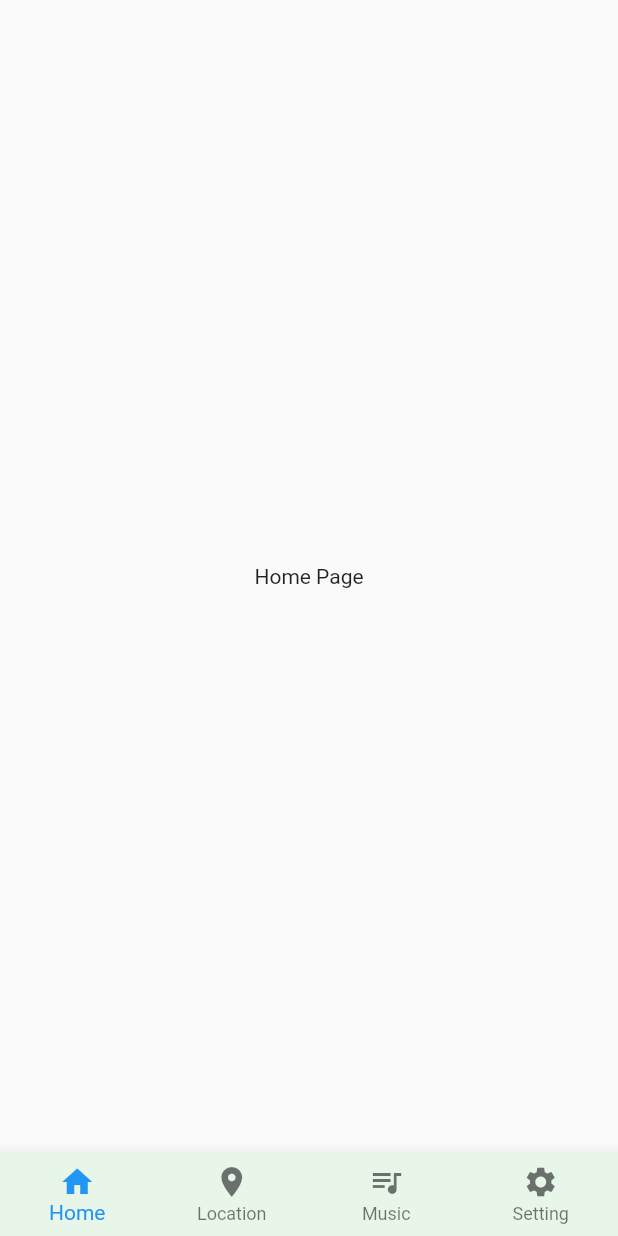
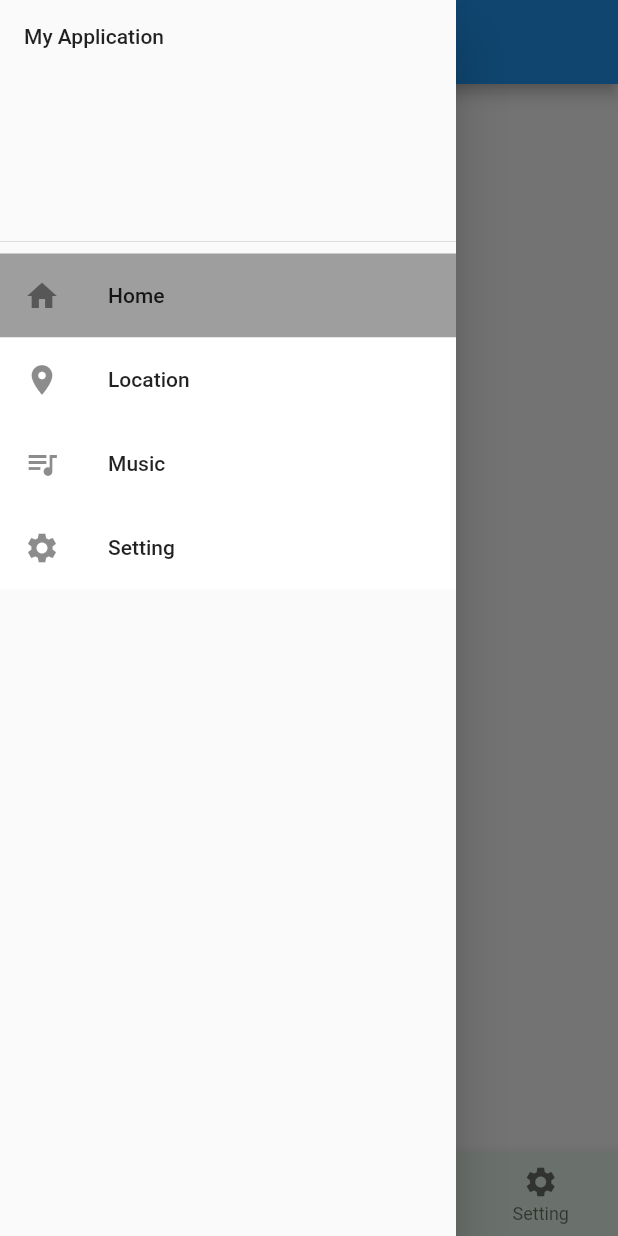
Before and after one commit to MyoMin-Latt/Navigation_Routing, a Flutter app: the screen it shows after launch, with the side drawer open (before the commit the screen has no drawer), on a phone screen of 412 x 824 dp. Run offline on Flutter 3.47's test engine with Material 2 defaults, Android fonts, the phone set to English and light mode, and no system bars.

Commit message:
@13.12 Navigation Widget Part 2(Drawer Widget)

```diff
--- a/lib/main.dart
+++ b/lib/main.dart
@@ -12,7 +12,8 @@
 // @13.9 Navigation Animation Part 3 [Fade & Scale Transition]
 // @13.10 Transition Animation with onGenerate Route
 //        onGenerate Route ကို သုံးတဲ့အချိန်မှာ Transition Animation နှင့်တွဲဖက်အသုံးပြုနည်း
-//
+// @13.11 Navigation Widget[Bottom Navigation]
+// @13.12 Navigation Widget Part 2(Drawer Widget)
 
 import 'package:a13_navigation_routing/screen/home.dart';
 import 'package:a13_navigation_routing/screen/location.dart';
@@ -20,15 +21,14 @@ import 'package:a13_navigation_routing/screen/music.dart';
 import 'package:a13_navigation_routing/screen/setting.dart';
 import 'package:flutter/material.dart';
 
-void main(){
-  runApp(
-    MaterialApp(
+void main() {
+  runApp(MaterialApp(
     home: MyApp(),
-    )
-  );
+  ));
 }
+
 class MyApp extends StatefulWidget {
-  const MyApp({ Key? key }) : super(key: key);
+  const MyApp({Key? key}) : super(key: key);
 
   @override
   _MyAppState createState() => _MyAppState();
@@ -37,16 +37,73 @@ class MyApp extends StatefulWidget {
 class _MyAppState extends State<MyApp> {
   final List<BottomNavigationBarItem> _items = [
     const BottomNavigationBarItem(icon: Icon(Icons.home), label: 'Home'),
-    const BottomNavigationBarItem(icon: Icon(Icons.location_on), label: 'Location'),
-    const BottomNavigationBarItem(icon: Icon(Icons.queue_music), label: 'Music'),
+    const BottomNavigationBarItem(
+        icon: Icon(Icons.location_on), label: 'Location'),
+    const BottomNavigationBarItem(
+        icon: Icon(Icons.queue_music), label: 'Music'),
     const BottomNavigationBarItem(icon: Icon(Icons.settings), label: 'Setting'),
   ];
   Widget _body = Home();
   int _index = 0;
   @override
   Widget build(BuildContext context) {
-
     return Scaffold(
+      appBar: AppBar(),
+      drawer: Drawer(
+        child: ListView(
+          children: [
+            DrawerHeader(child: Text('My Application')),
+            ListTile(
+              tileColor: (_index == 0) ? Colors.grey : Colors.white,
+              onTap: () {
+                Navigator.pop(context);
+                setState(() {
+                  _index = 0;
+                  _body = Home();
+                });
+              },
+              leading: Icon(Icons.home),
+              title: Text('Home'),
+            ),
+            ListTile(
+              tileColor: (_index == 1) ? Colors.grey : Colors.white,
+              onTap: () {
+                setState(() {
+                  Navigator.pop(context);
+                  _index = 1;
+                  _body = Location();
+                });
+              },
+              leading: Icon(Icons.location_on),
+              title: Text('Location'),
+            ),
+            ListTile(
+              tileColor: (_index == 2) ? Colors.grey : Colors.white,
+              onTap: () {
+                setState(() {
+                  Navigator.pop(context);
+                  _index = 2;
+                  _body = Music();
+                });
+              },
+              leading: Icon(Icons.queue_music),
+              title: Text('Music'),
+            ),
+            ListTile(
+              tileColor: (_index == 3) ? Colors.grey : Colors.white,
+              onTap: () {
+                setState(() {
+                  Navigator.pop(context);
+                  _index = 3;
+                  _body = Setting();
+                });
+              },
+              leading: Icon(Icons.settings),
+              title: Text('Setting'),
+            )
+          ],
+        ),
+      ),
       body: _body,
       bottomNavigationBar: BottomNavigationBar(
           type: BottomNavigationBarType.fixed,
@@ -56,16 +113,13 @@ class _MyAppState extends State<MyApp> {
             print(val);
             setState(() {
               _index = val;
-            if(val == 0){
+              if (_index == 0) {
                 _body = const Home();
-            }
-            else if(val == 1){
+              } else if (_index == 1) {
                 _body = const Location();
-            }
-            else if(val == 2){
+              } else if (val == 2) {
                 _body = const Music();
-            }
-            else{
+              } else {
                 _body = const Setting();
               }
             });
```
Lines whose indentation alone changed are shown as unchanged.
